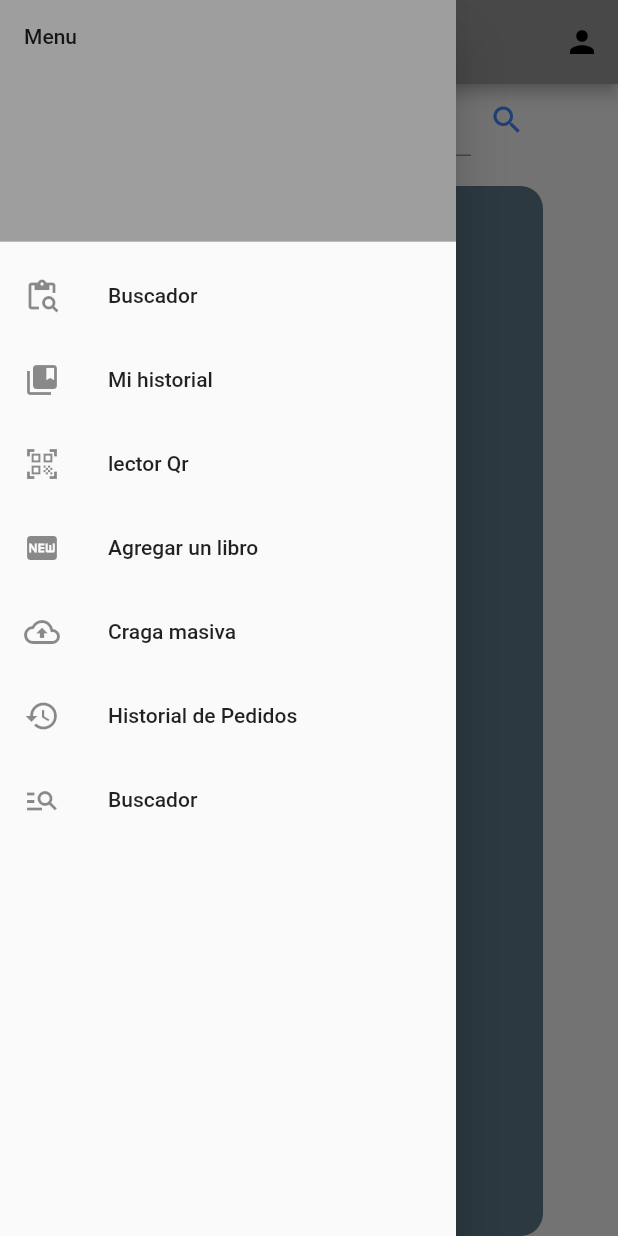
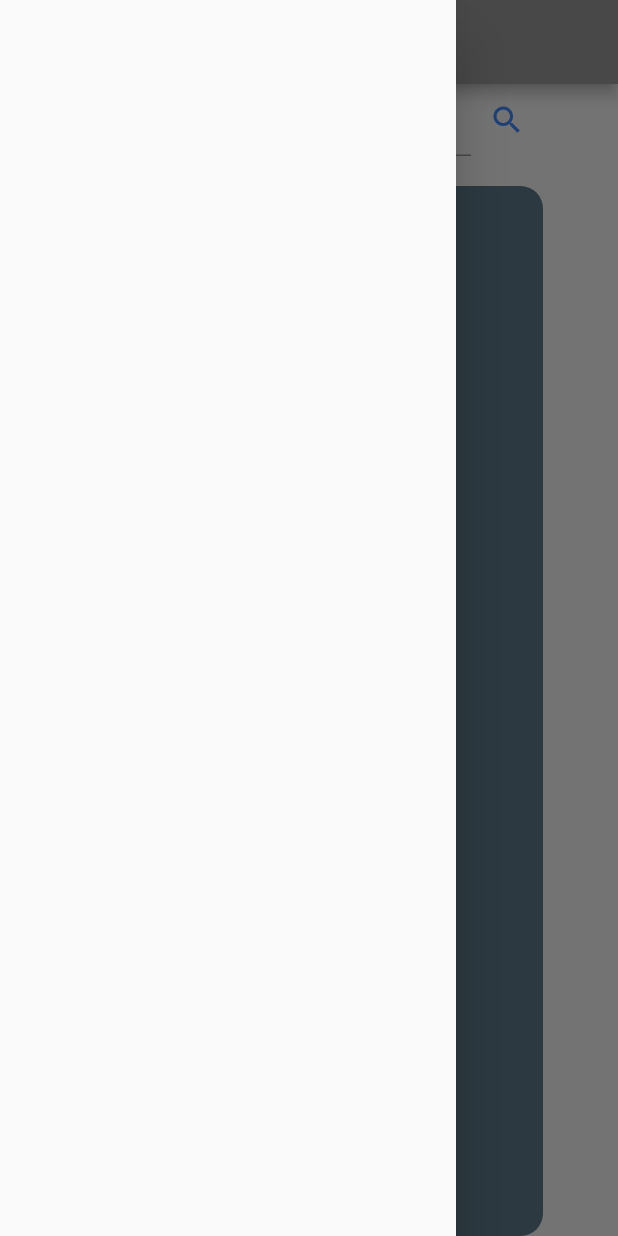
Before and after one commit to neiraRail/BibliotecaDigital_app, a Flutter app: the BuscadorWeb screen opened by its route, with the side drawer open, on a phone screen of 412 x 824 dp. Run offline on Flutter 3.47's test engine with Material 2 defaults, Android fonts, the phone set to English and light mode, and no system bars; our stand-ins replace cross_file, qr_flutter; missing offline and left inert: desktop_drop, qr_code_scanner; accounts and stored records are empty.

Commit message:
se añade  menu alumno y bibli

```diff
--- a/lib/base_app_bar.dart
+++ b/lib/base_app_bar.dart
@@ -18,19 +18,19 @@ class BaseAppBar extends StatelessWidget implements PreferredSizeWidget {
     return AppBar(
       title: title,
       backgroundColor: backgroundColor,
-      actions: [
-        /*IconButton(
+      /*actions: [
+        IconButton(
           onPressed: () {
             Navigator.pushReplacementNamed(context, 'bar');
           },
           icon: const Icon(Icons.apps_outlined),
-        ),*/
+        ),
         IconButton(
             onPressed: () {
               Navigator.pushNamed(context, 'perfil');
             },
             icon: const Icon(Icons.person))
-      ],
+      ],*/
     );
   }
 
--- a/lib/main.dart
+++ b/lib/main.dart
@@ -1,4 +1,4 @@
-import 'package:bib_digitalapp/bottombar.dart';
+
 import 'package:bib_digitalapp/buscador.dart';
 import 'package:bib_digitalapp/datos_libros.dart';
 import 'package:bib_digitalapp/historial.dart';
@@ -62,7 +62,7 @@ class MyApp extends StatelessWidget {
         'libroSubido': (context) => const LibroGuardado(),
         'detalleReserva': (context) => const VistaDetalleReserva(),
         'cargaErrores': (context) => const CargaErrores(),
-        'bar': ((context) => const botombar()),
+
 
       },
     );
--- a/lib/menu.dart
+++ b/lib/menu.dart
@@ -1,4 +1,5 @@
 import 'package:bib_digitalapp/base_app_bar.dart';
+import 'package:bib_digitalapp/modelo/globalData.dart';
 import 'package:flutter/material.dart';
 
 class Menu extends StatelessWidget  {
@@ -13,8 +14,9 @@ class Menu extends StatelessWidget  {
 
   @override
   Widget build(BuildContext context) {
-    return
-      // appBar: BaseAppBar(title: const Text('Buscador'), appBar: AppBar()),
+
+    if(GlobalData.type=='alumno'){
+      return
        Drawer(
         // Add a ListView to the drawer. This ensures the user can scroll
         // through the options in the drawer if there isn't enough vertical
@@ -27,7 +29,7 @@ class Menu extends StatelessWidget  {
               decoration: BoxDecoration(
                 color: Colors.grey,
               ),
-              child: Text('Menu')
+              child: Text('Menu Alumno')
              // child: Image(image: AssetImage('assets/images/logo.png') ),
 
             ),
@@ -49,6 +51,30 @@ class Menu extends StatelessWidget  {
 
               },
             ),
+
+
+          ],
+        )
+      );
+    }if(GlobalData.type=='bibliotecario'){
+      return
+       Drawer(
+        // Add a ListView to the drawer. This ensures the user can scroll
+        // through the options in the drawer if there isn't enough vertical
+        // space to fit everything.
+        child: ListView(
+          // Important: Remove any padding from the ListView.
+          padding: EdgeInsets.zero,
+          children: [
+            const DrawerHeader(
+              decoration: BoxDecoration(
+                color: Colors.grey,
+              ),
+              child: Text('Menu Bibliotecario')
+             // child: Image(image: AssetImage('assets/images/logo.png') ),
+
+            ),
+
              ListTile(
               title: const Text('lector Qr'),
               leading: Icon(Icons.qr_code_scanner),
@@ -95,6 +121,12 @@ class Menu extends StatelessWidget  {
             ),
           ],
         ));
+    }else{
+      return Drawer();
+    }
+
+      // appBar: BaseAppBar(title: const Text('Buscador'), appBar: AppBar()),
+
 
   }
 
--- a/lib/perfil.dart
+++ b/lib/perfil.dart
@@ -12,6 +12,7 @@ class VistaPerfil extends StatefulWidget {
 
 class _VistaPerfilState extends State<VistaPerfil> {
   var idUsuario =GlobalData.idUser;
+
   @override
   Widget build(BuildContext context) {
     return Scaffold(
```
Also changed, not shown: lib/bottombar.dart (deleted, +0 -82 lines), 1 other file.
